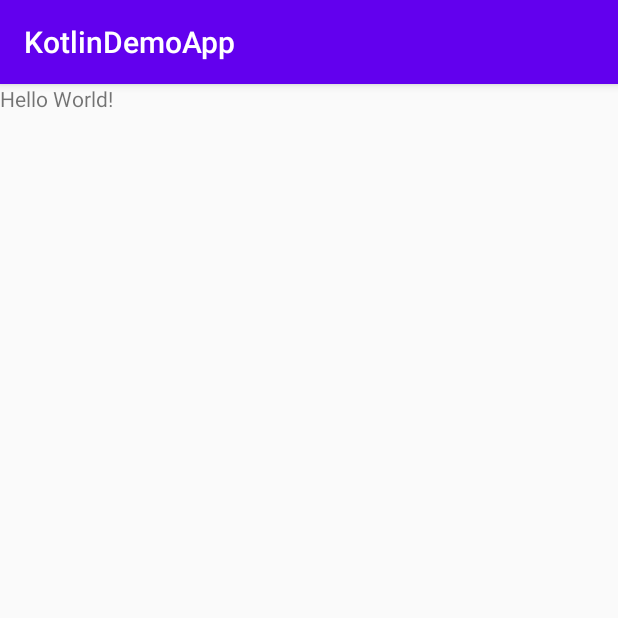
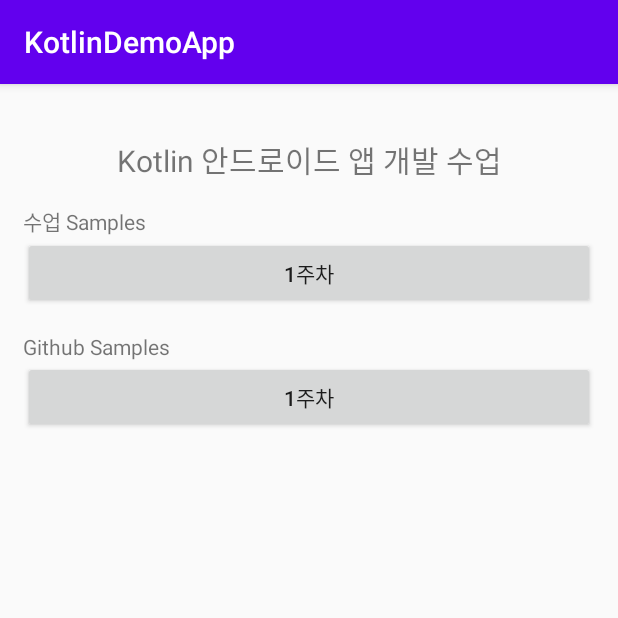
Before and after one commit to jsdev2013/KotlinDemoApp, an Android app: the screen it shows after launch (MainActivity), on a phone screen of 412 x 824 dp, the top half of it. Run offline under Robolectric (Android 15) with nearby library versions, the phone set to English and light mode, and no system bars.

Commit message:
1주차 samples 추가

```diff
--- a/app/src/main/java/com/jisu/kotlindemoapp/MainActivity.kt
+++ b/app/src/main/java/com/jisu/kotlindemoapp/MainActivity.kt
@@ -8,5 +8,6 @@ class MainActivity : AppCompatActivity() {
     override fun onCreate(savedInstanceState: Bundle?) {
         super.onCreate(savedInstanceState)
         setContentView(R.layout.activity_main)
+
     }
 }
--- a/app/src/main/res/layout/activity_main.xml
+++ b/app/src/main/res/layout/activity_main.xml
@@ -5,15 +5,60 @@
     xmlns:tools="http://schemas.android.com/tools"
     android:layout_width="match_parent"
     android:layout_height="match_parent"
+    android:orientation="vertical"
+    android:padding="15dp"
     tools:context=".MainActivity">
 
     <TextView
-        android:layout_width="wrap_content"
+        android:layout_width="match_parent"
         android:layout_height="wrap_content"
-        android:text="Hello World!"
+        android:text="Kotlin 안드로이드 앱 개발 수업"
+        android:textSize="20sp"
+        android:gravity="center"
+        android:layout_marginTop="20dp"
         app:layout_constraintBottom_toBottomOf="parent"
         app:layout_constraintLeft_toLeftOf="parent"
         app:layout_constraintRight_toRightOf="parent"
         app:layout_constraintTop_toTopOf="parent" />
 
+    <TextView
+        android:layout_width="match_parent"
+        android:layout_height="wrap_content"
+        android:layout_marginTop="15dp"
+        android:text="수업 Samples"
+        />
+
+    <LinearLayout
+        android:layout_width="match_parent"
+        android:layout_height="wrap_content"
+        android:orientation="horizontal"
+        android:gravity="center_vertical">
+
+        <Button
+            android:id="@+id/btn01"
+            android:layout_width="match_parent"
+            android:layout_height="wrap_content"
+            android:text="1주차"/>
+
+    </LinearLayout>
+
+    <TextView
+        android:layout_width="match_parent"
+        android:layout_height="wrap_content"
+        android:layout_marginTop="15dp"
+        android:text="Github Samples"
+        />
+
+    <LinearLayout
+        android:layout_width="match_parent"
+        android:layout_height="wrap_content"
+        android:orientation="horizontal"
+        android:gravity="center_vertical">
+
+        <Button
+            android:layout_width="match_parent"
+            android:layout_height="wrap_content"
+            android:text="1주차"/>
+
+    </LinearLayout>
 </LinearLayout>
```
Also changed, not shown: app/src/main/res/drawable-v24/finger_icon.png (added), app/src/main/res/drawable-v24/password_icon.png (added).
